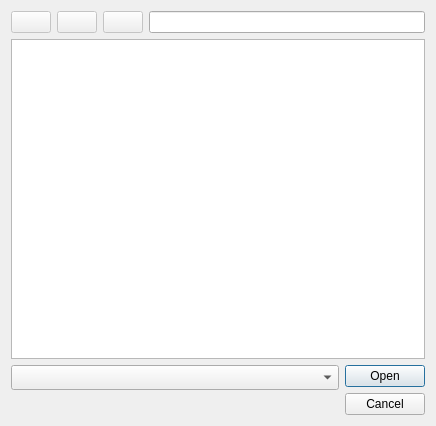
This is Sources/EngineGui/GroBrowser/GroBrowser.ui in SeriousAlexej/Serious-Engine as Qt 5 draws it before an edit. The edited form follows.
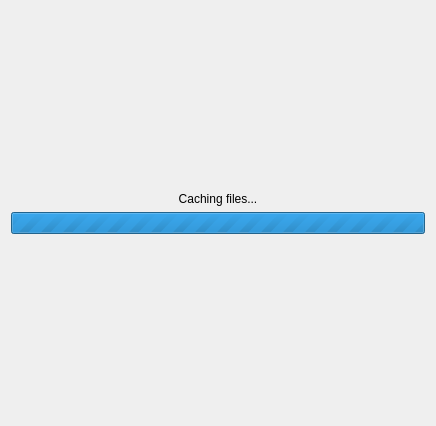
This is the edited form. The open tabs and pages were chosen to show the change. Icons and pictures are not drawn.

Commit message: Add progress bar for GroBrowser

```diff
--- a/Sources/EngineGui/GroBrowser/GroBrowser.ui
+++ b/Sources/EngineGui/GroBrowser/GroBrowser.ui
@@ -13,7 +13,26 @@
   <property name="windowTitle">
    <string>Gro Browser</string>
   </property>
+  <layout class="QVBoxLayout" name="verticalLayout_2">
+   <item>
+    <widget class="QStackedWidget" name="stackedWidget">
+     <property name="currentIndex">
+      <number>0</number>
+     </property>
+     <widget class="QWidget" name="pageMain">
   <layout class="QVBoxLayout" name="verticalLayout">
+       <property name="leftMargin">
+        <number>0</number>
+       </property>
+       <property name="topMargin">
+        <number>0</number>
+       </property>
+       <property name="rightMargin">
+        <number>0</number>
+       </property>
+       <property name="bottomMargin">
+        <number>0</number>
+       </property>
    <item>
     <layout class="QHBoxLayout" name="horizontalLayout">
      <item>
@@ -157,6 +176,78 @@
       </spacer>
      </item>
     </layout>
+       </item>
+      </layout>
+     </widget>
+     <widget class="QWidget" name="pageProgress">
+      <layout class="QVBoxLayout" name="verticalLayout_3">
+       <property name="leftMargin">
+        <number>0</number>
+       </property>
+       <property name="topMargin">
+        <number>0</number>
+       </property>
+       <property name="rightMargin">
+        <number>0</number>
+       </property>
+       <property name="bottomMargin">
+        <number>0</number>
+       </property>
+       <item>
+        <spacer name="verticalSpacer">
+         <property name="orientation">
+          <enum>Qt::Vertical</enum>
+         </property>
+         <property name="sizeHint" stdset="0">
+          <size>
+           <width>20</width>
+           <height>175</height>
+          </size>
+         </property>
+        </spacer>
+       </item>
+       <item>
+        <widget class="QLabel" name="label">
+         <property name="text">
+          <string>Caching files...</string>
+         </property>
+         <property name="alignment">
+          <set>Qt::AlignCenter</set>
+         </property>
+        </widget>
+       </item>
+       <item>
+        <widget class="QProgressBar" name="progressBar">
+         <property name="maximum">
+          <number>0</number>
+         </property>
+         <property name="value">
+          <number>-1</number>
+         </property>
+         <property name="textVisible">
+          <bool>false</bool>
+         </property>
+         <property name="format">
+          <string/>
+         </property>
+        </widget>
+       </item>
+       <item>
+        <spacer name="verticalSpacer_2">
+         <property name="orientation">
+          <enum>Qt::Vertical</enum>
+         </property>
+         <property name="sizeHint" stdset="0">
+          <size>
+           <width>20</width>
+           <height>175</height>
+          </size>
+         </property>
+        </spacer>
+       </item>
+      </layout>
+     </widget>
+    </widget>
    </item>
   </layout>
  </widget>
```
Lines whose indentation alone changed are shown as unchanged. The commit also changes 4 other files.
